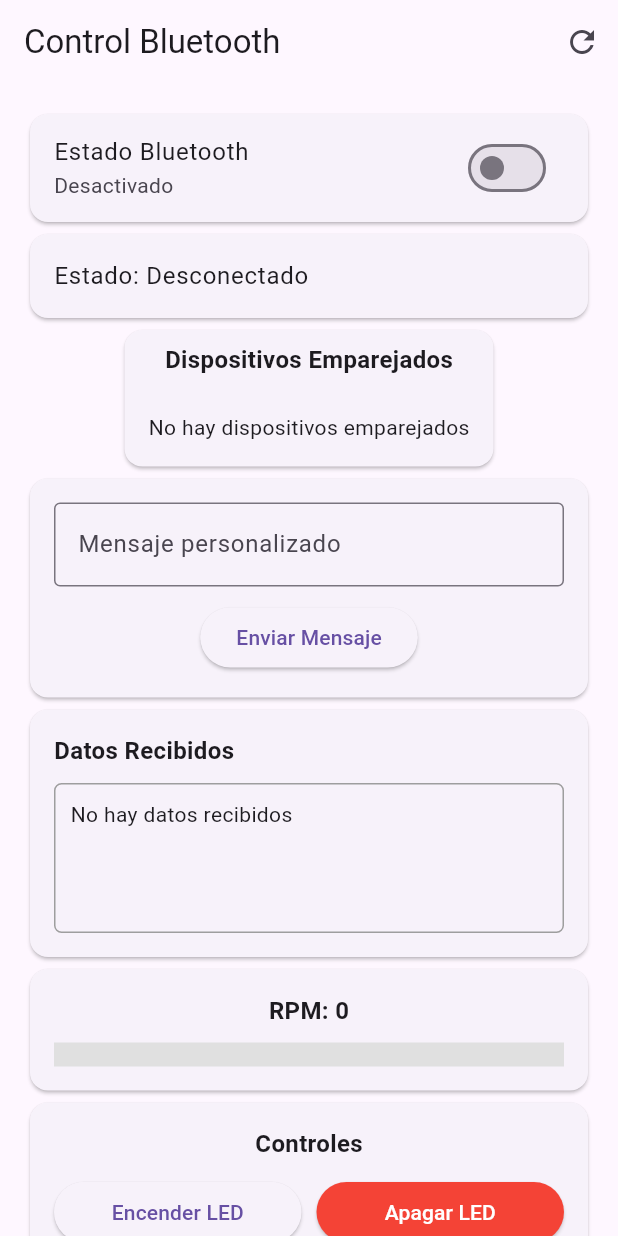
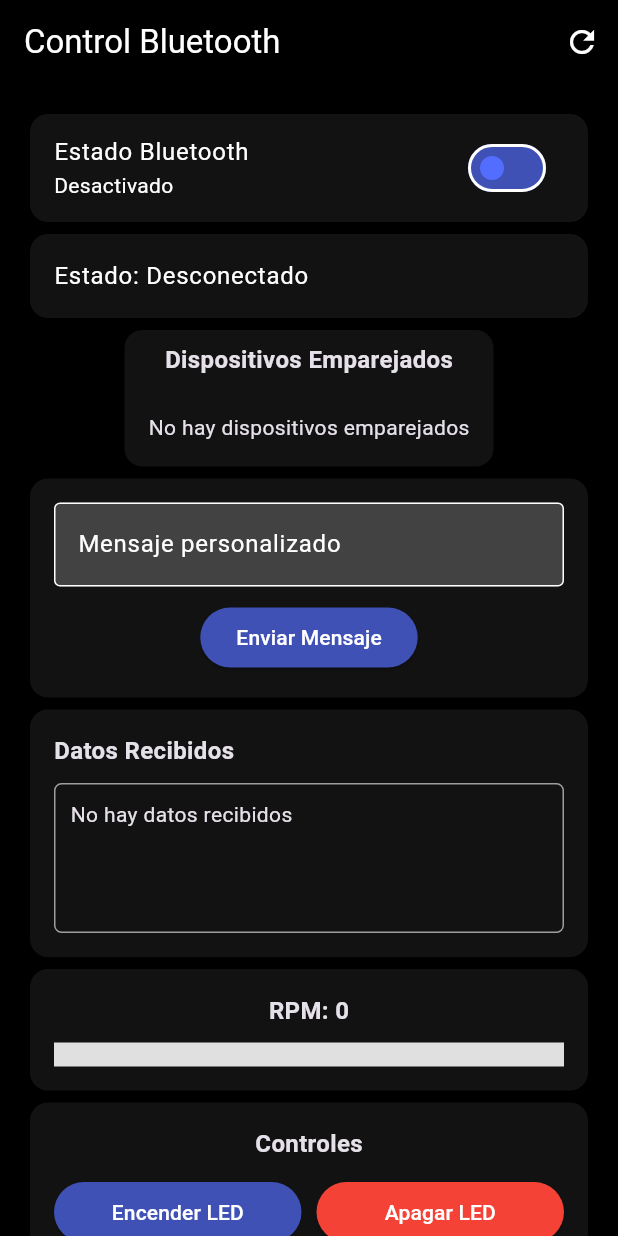
Before and after one commit to JohnTenno/bluetooth-app, a Flutter app: the screen it shows after launch, on a phone screen of 412 x 824 dp. Run offline on Flutter 3.47's test engine with Material 3 defaults, Android fonts, the light colour scheme and no system bars; our stand-ins replace permission_handler.

Commit message:
Update main.dart

```diff
--- a/lib/main.dart
+++ b/lib/main.dart
@@ -14,9 +14,36 @@ class MyApp extends StatelessWidget {
   Widget build(BuildContext context) {
     return MaterialApp(
       title: 'Bluetooth Control',
-      theme: ThemeData(
-        primarySwatch: Colors.indigo,
-        visualDensity: VisualDensity.adaptivePlatformDensity,
+      theme: ThemeData.dark().copyWith(
+        colorScheme: ColorScheme.dark(
+          primary: Colors.indigo,
+          secondary: Colors.indigoAccent,
+        ),
+        elevatedButtonTheme: ElevatedButtonThemeData(
+          style: ElevatedButton.styleFrom(
+            backgroundColor: Colors.indigo,
+            foregroundColor: Colors.white,
+          ),
+        ),
+        switchTheme: SwitchThemeData(
+          thumbColor: MaterialStateProperty.all(Colors.indigoAccent),
+          trackColor: MaterialStateProperty.all(Colors.indigo),
+        ),
+        snackBarTheme: SnackBarThemeData(
+          backgroundColor: Colors.grey[900],
+          contentTextStyle: TextStyle(color: Colors.white),
+        ),
+        cardColor: Colors.grey[850],
+        scaffoldBackgroundColor: Colors.black,
+        appBarTheme: AppBarTheme(
+          backgroundColor: Colors.black,
+          foregroundColor: Colors.white,
+        ),
+        inputDecorationTheme: InputDecorationTheme(
+          filled: true,
+          fillColor: Colors.grey[800],
+          border: OutlineInputBorder(),
+        ),
       ),
       home: BluetoothPage(),
       debugShowCheckedModeBanner: false,
@@ -112,7 +139,6 @@ class _BluetoothPageState extends State<BluetoothPage> {
           setState(() {
             _receivedData += incomingData;
 
-            // Buscar un valor tipo RPM:1234
             final match = RegExp(r'RPM[:\-]?\s*(\d+)').firstMatch(incomingData);
             if (match != null) {
               _rpmValue = int.tryParse(match.group(1) ?? '0') ?? 0;
```
